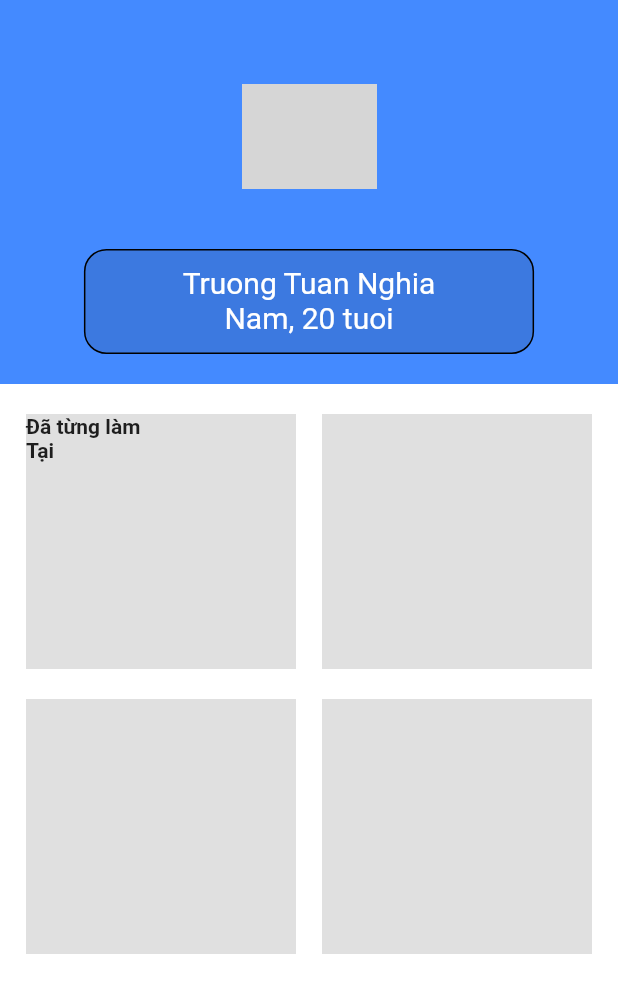
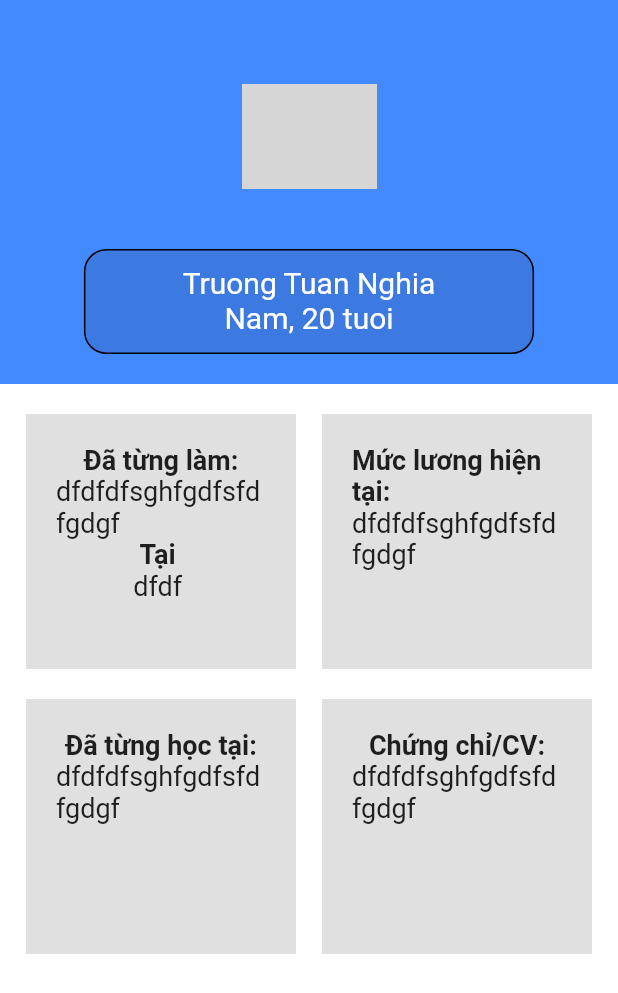
Before and after one commit to TruongTuanNghia/hosoungvien_mobile, a Flutter app: the screen it shows after launch, on a phone screen of 412 x 824 dp. Shown: the top 993 px of the screen. Run offline on Flutter 3.47's test engine with Material 2 defaults, Android fonts, the phone set to English and light mode, and no system bars; network calls fail; grey boxes are pictures that could not be loaded.

Commit message:
no message

```diff
--- a/ho_so_ung_vien/lib/Tong_Quan_Ho_So.dart
+++ b/ho_so_ung_vien/lib/Tong_Quan_Ho_So.dart
@@ -51,43 +51,65 @@ class Ho_So_State extends State<Ho_So>{
       height: 170,
       width: 180,
       color: Colors.black12,
-      child: Column(
-        children: <Widget>[
-          Row(
-            children: <Widget>[
-              Text('Đã từng làm ',style: TextStyle(fontWeight: FontWeight.bold))
-            ],
-          ),
-          Row(
-            children: <Widget>[
-              Text('Tại ',style: TextStyle(fontWeight: FontWeight.bold))
-            ],
-          )
-        ],
-      ),
+      padding: EdgeInsets.only(left: 20,right: 20,top: 20),
+      child:
+        Column(
+          children: <Widget>[
+               Text('Đã từng làm:',style: TextStyle(fontWeight: FontWeight.bold,fontSize: 18)),
+                    Text('dfdfdfsghfgdfsfdfgdgf',style: TextStyle(fontSize: 18)),
+             Text('Tại ',style: TextStyle(fontWeight: FontWeight.bold,fontSize: 18)),
+                Text('dfdf ',style: TextStyle(fontSize: 18))
+          ],
+        ),
+
     );
 
     final Container _luong= new Container(
       height: 170,
       width: 180,
       color: Colors.black12,
+      padding: EdgeInsets.only(left: 20,right: 20,top: 20),
+      child:
+      Column(
+        children: <Widget>[
+          Text('Mức lương hiện tại:',style: TextStyle(fontWeight: FontWeight.bold,fontSize: 18)),
+          Text('dfdfdfsghfgdfsfdfgdgf',style: TextStyle(fontSize: 18)),
 
+        ],
+      ),
     );
 
     final Container _truong_hoc= new Container(
       height: 170,
       width: 180,
       color: Colors.black12,
+      padding: EdgeInsets.only(left: 20,right: 20,top: 20),
+      child:
+      Column(
+        children: <Widget>[
+          Text('Đã từng học tại:',style: TextStyle(fontWeight: FontWeight.bold,fontSize: 18)),
+          Text('dfdfdfsghfgdfsfdfgdgf',style: TextStyle(fontSize: 18)),
 
+        ],
+      ),
     );
 
     final Container _chung_chi= new Container(
       height: 170,
       width: 180,
       color: Colors.black12,
+      padding: EdgeInsets.only(left: 20,right: 20,top: 20),
+      child:
+      Column(
+        children: <Widget>[
+          Text('Chứng chỉ/CV:',style: TextStyle(fontWeight: FontWeight.bold,fontSize: 18)),
+          Text('dfdfdfsghfgdfsfdfgdgf',style: TextStyle(fontSize: 18)),
 
+        ],
+      ),
     );
     return Scaffold(
+      resizeToAvoidBottomPadding: false,
       appBar: AppBar(
         backgroundColor: Colors.blueAccent,
         elevation: 0.0,
@@ -114,7 +136,6 @@ class Ho_So_State extends State<Ho_So>{
                       GestureDetector(
                          child: _luong
                       )
-
                     ]
                   )
                 ],
@@ -130,7 +151,6 @@ class Ho_So_State extends State<Ho_So>{
                       GestureDetector(
                         child: _truong_hoc,
                       )
-
                     ],
                   ),
                   Column(
```
